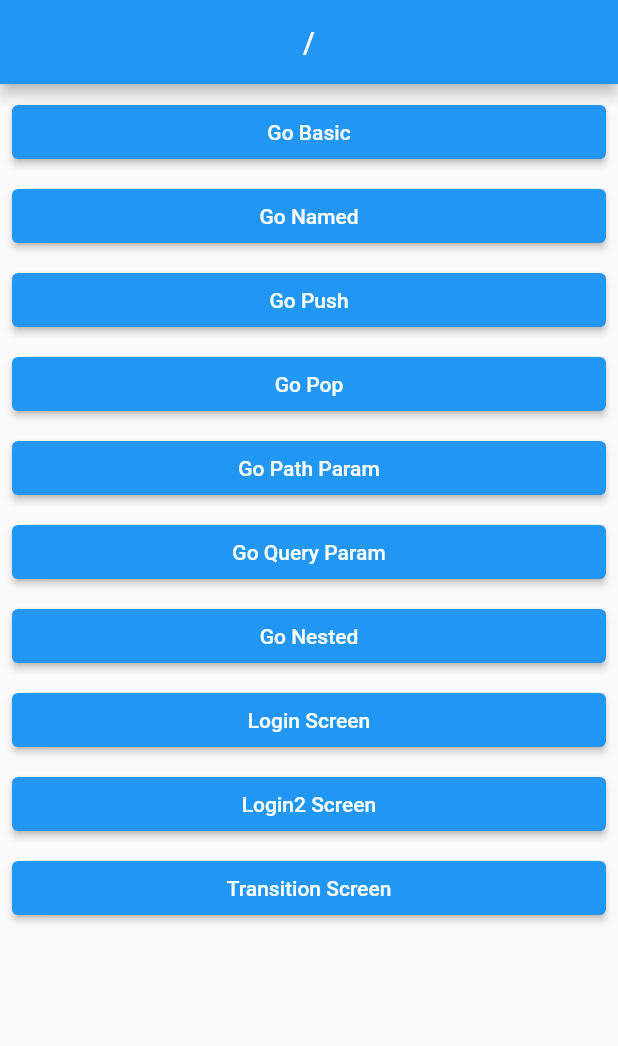
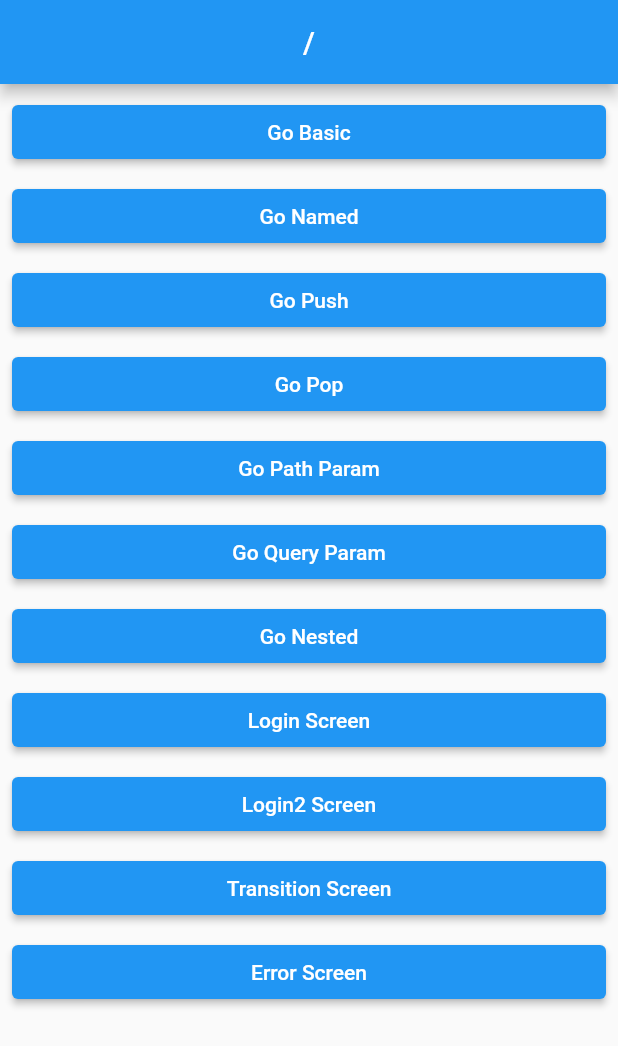
Before and after one commit to bulkyCHOI/go_route_v7, a Flutter app: the screen it shows after launch, on a phone screen of 412 x 824 dp. Shown: the top 1046 px of the screen. Run offline on Flutter 3.47's test engine with Material 2 defaults, Android fonts, the phone set to English and light mode, and no system bars; our stand-ins replace go_router.

Commit message:
230906 | 섹션13-12 Error Screen

```diff
--- a/lib/route/router.dart
+++ b/lib/route/router.dart
@@ -1,4 +1,5 @@
 import 'package:flutter/cupertino.dart';
+import 'package:go_route_v7/screen/11_error_screen.dart';
 import 'package:go_route_v7/screen/1_basic_screen.dart';
 import 'package:go_route_v7/screen/2_named_screen.dart';
 import 'package:go_route_v7/screen/3_push_screen.dart';
@@ -174,4 +175,7 @@
       ],
     ),
   ],
+  errorBuilder: (context, state) => ErrorScreen(
+    error: state.error.toString(),
+  ),
 );
--- a/lib/screen/root_screen.dart
+++ b/lib/screen/root_screen.dart
@@ -82,6 +82,13 @@
             },
             child: Text('Transition Screen'),
           ),
+          SizedBox(height: 8.0,),
+          ElevatedButton(
+            onPressed: () {
+              context.go('/error');
+            },
+            child: Text('Error Screen'),
+          ),
         ],
       ),
     );
```
Also changed, not shown: lib/screen/11_error_screen.dart (added, +31 -0 lines).
